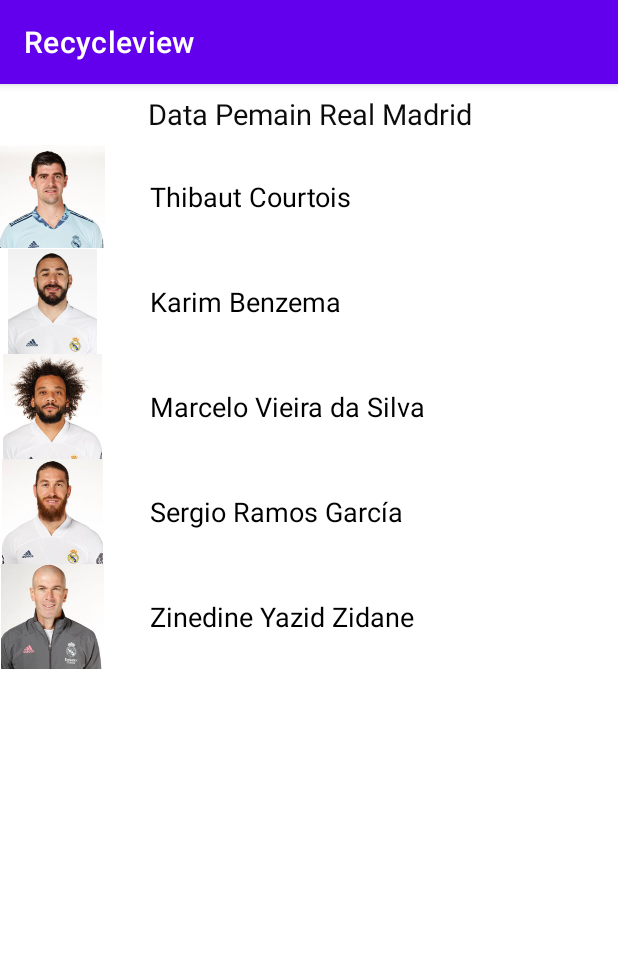
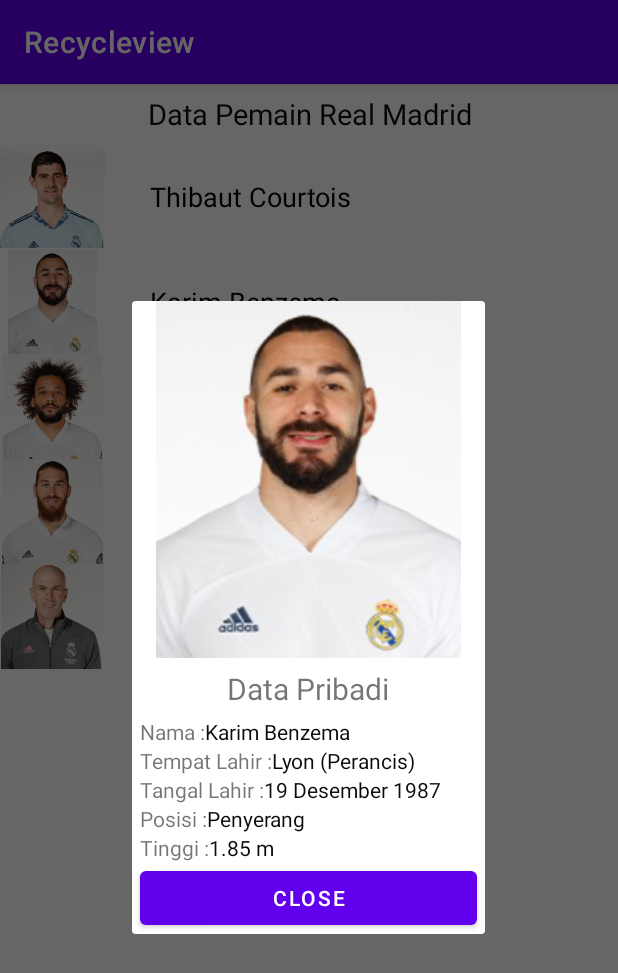
Before and after one commit to lailiseptiamalia11/Recyclerview, an Android app: the screen it shows after launch (MainActivity), after a tap on "Karim Benzema", on a phone screen of 412 x 824 dp. Shown: the top 973 px of the screen. Run offline under Robolectric (Android 15) with nearby library versions, the phone set to English and light mode, and no system bars.

Commit message:
Recyclerview APP

```diff
--- a/app/src/main/java/com/lailiseptiamalia/recycleview/MainActivity.kt
+++ b/app/src/main/java/com/lailiseptiamalia/recycleview/MainActivity.kt
@@ -1,7 +1,12 @@
 package com.lailiseptiamalia.recycleview
 
+import android.app.Dialog
 import androidx.appcompat.app.AppCompatActivity
 import android.os.Bundle
+import android.view.Window
+import android.widget.Button
+import android.widget.ImageView
+import android.widget.TextView
 import com.lailiseptiamalia.recycleview.adapter.AdapterTeamBola
 import com.lailiseptiamalia.recycleview.databinding.ActivityMainBinding
 import com.lailiseptiamalia.recycleview.model.Pemain
@@ -22,7 +27,32 @@ class MainActivity : AppCompatActivity() {
 
         binding.list.adapter = AdapterTeamBola(this,listPemain,object : AdapterTeamBola.OnClickListener {
             override fun detailData(item: Pemain?) {
-                TODO("Not yet implemented")
+                Dialog(this@MainActivity).apply {
+                    requestWindowFeature(Window.FEATURE_NO_TITLE)
+                    setCancelable(true)
+                    setContentView(R.layout.detail_data_pemain)
+
+                    val image = this.findViewById<ImageView>(R.id.image_pemain)
+                    val nama = this.findViewById<TextView>(R.id.txtNamaPemain)
+
+                    val posisi = this.findViewById<TextView>(R.id.txtPosisi)
+                    val tinggi = this.findViewById<TextView>(R.id.txtTinggi)
+                    val tempatlahir = this.findViewById<TextView>(R.id.txtTempatLahir)
+                    val tgllahir = this.findViewById<TextView>(R.id.txtTanggalLahir)
+                    val btn = this.findViewById<Button>(R.id.btnClose)
+
+                    image.setImageResource(item?.foto ?:0)
+                    nama.text = "${item?.nama}"
+                    posisi.text = "${item?.posisi}"
+                    tinggi.text = "${item?.tinggi}"
+                    tempatlahir.text = "${item?.tempatlahir}"
+                    tgllahir.text = "${item?.tgllahir}"
+
+                    btn.setOnClickListener {
+                        this.dismiss()
+                    }
+
+                }.show()
             }
 
         })
--- /dev/null
+++ b/app/src/main/res/layout/detail_data_pemain.xml
@@ -0,0 +1,125 @@
+<?xml version="1.0" encoding="utf-8"?>
+<LinearLayout xmlns:android="http://schemas.android.com/apk/res/android"
+    android:layout_width="match_parent"
+    android:layout_height="match_parent"
+    android:orientation="vertical"
+    android:layout_gravity="center_horizontal">
+
+    <ImageView
+        android:id="@+id/image_pemain"
+        android:layout_width="match_parent"
+        android:layout_height="wrap_content"
+        android:layout_marginStart="16dp"
+        android:layout_marginEnd="16dp"
+        android:layout_gravity="center"
+        android:src="@drawable/courtois" />
+    <TextView
+        android:id="@+id/textDataPribadi"
+        android:layout_width="match_parent"
+        android:layout_height="wrap_content"
+        android:layout_marginTop="1dp"
+        android:drawablePadding="5dp"
+        android:padding="5dp"
+        android:text="Data Pribadi"
+        android:textAlignment="center"
+        android:textSize="20sp"
+        android:layout_gravity="center"/>
+
+    <LinearLayout
+        android:layout_width="match_parent"
+        android:layout_height="wrap_content"
+        android:orientation="horizontal"
+        android:layout_marginStart="5dp"
+        android:layout_marginEnd="5dp">
+        <TextView
+            android:layout_width="wrap_content"
+            android:layout_height="wrap_content"
+            android:text="Nama :"/>
+        <TextView
+            android:id="@+id/txtNamaPemain"
+            android:layout_width="wrap_content"
+            android:layout_height="wrap_content"
+            android:textColor="#0A0B0A"
+            android:text="Courtois"/>
+    </LinearLayout>
+
+    <LinearLayout
+        android:layout_width="match_parent"
+        android:layout_height="wrap_content"
+        android:orientation="horizontal"
+        android:layout_marginStart="5dp"
+        android:layout_marginEnd="5dp">
+        <TextView
+            android:layout_width="wrap_content"
+            android:layout_height="wrap_content"
+            android:text="Tempat Lahir :"/>
+        <TextView
+            android:id="@+id/txtTempatLahir"
+            android:layout_width="wrap_content"
+            android:layout_height="wrap_content"
+            android:textColor="#0A0B0A"
+            android:text="Courtois"/>
+    </LinearLayout>
+
+    <LinearLayout
+        android:layout_width="match_parent"
+        android:layout_height="wrap_content"
+        android:orientation="horizontal"
+        android:layout_marginStart="5dp"
+        android:layout_marginEnd="5dp">
+        <TextView
+            android:layout_width="wrap_content"
+            android:layout_height="wrap_content"
+            android:text="Tangal Lahir :"/>
+        <TextView
+            android:id="@+id/txtTanggalLahir"
+            android:layout_width="wrap_content"
+            android:layout_height="wrap_content"
+            android:textColor="#0A0B0A"
+            android:text="Courtois"/>
+    </LinearLayout>
+
+    <LinearLayout
+        android:layout_width="match_parent"
+        android:layout_height="wrap_content"
+        android:orientation="horizontal"
+        android:layout_marginStart="5dp"
+        android:layout_marginEnd="5dp">
+        <TextView
+            android:layout_width="wrap_content"
+            android:layout_height="wrap_content"
+            android:text="Posisi :"/>
+        <TextView
+            android:id="@+id/txtPosisi"
+            android:layout_width="wrap_content"
+            android:layout_height="wrap_content"
+            android:textColor="#0A0B0A"
+            android:text="Courtois"/>
+    </LinearLayout>
+
+    <LinearLayout
+        android:layout_width="match_parent"
+        android:layout_height="wrap_content"
+        android:orientation="horizontal"
+        android:layout_marginStart="5dp"
+        android:layout_marginEnd="5dp">
+        <TextView
+            android:layout_width="wrap_content"
+            android:layout_height="wrap_content"
+            android:text="Tinggi :"/>
+        <TextView
+            android:id="@+id/txtTinggi"
+            android:layout_width="wrap_content"
+            android:layout_height="wrap_content"
+            android:textColor="#0A0B0A"
+            android:text="Courtois"/>
+    </LinearLayout>
+
+    <Button
+        android:id="@+id/btnClose"
+        android:text="Close"
+        android:layout_width="match_parent"
+        android:layout_height="wrap_content"
+        android:layout_marginLeft="5dp"
+        android:layout_marginRight="5dp"/>
+</LinearLayout>
```
